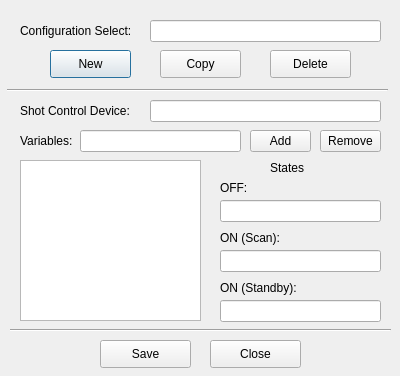
Above: GEECS-Scanner-GUI/geecs_scanner/app/gui/ShotControlEditor.ui from GEECS-BELLA/GEECS-Plugins before the change. Below: the same form after it.
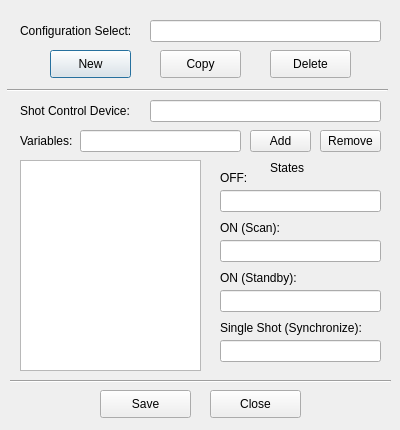
That is the form after the change.

Commit message: Updated the GUI window for timing device

The edit to the form file:
```diff
--- a/GEECS-Scanner-GUI/geecs_scanner/app/gui/ShotControlEditor.ui
+++ b/GEECS-Scanner-GUI/geecs_scanner/app/gui/ShotControlEditor.ui
@@ -7,7 +7,7 @@
     <x>0</x>
     <y>0</y>
     <width>400</width>
-    <height>376</height>
+    <height>430</height>
    </rect>
   </property>
   <property name="windowTitle">
@@ -117,7 +117,7 @@
      <x>20</x>
      <y>160</y>
      <width>181</width>
-     <height>161</height>
+     <height>211</height>
     </rect>
    </property>
   </widget>
@@ -187,8 +187,8 @@
    <property name="geometry">
     <rect>
      <x>220</x>
-     <y>180</y>
-     <width>55</width>
+     <y>170</y>
+     <width>31</width>
      <height>16</height>
     </rect>
    </property>
@@ -200,7 +200,7 @@
    <property name="geometry">
     <rect>
      <x>220</x>
-     <y>200</y>
+     <y>190</y>
      <width>161</width>
      <height>22</height>
     </rect>
@@ -210,7 +210,7 @@
    <property name="geometry">
     <rect>
      <x>220</x>
-     <y>230</y>
+     <y>220</y>
      <width>71</width>
      <height>16</height>
     </rect>
@@ -223,7 +223,7 @@
    <property name="geometry">
     <rect>
      <x>220</x>
-     <y>250</y>
+     <y>240</y>
      <width>161</width>
      <height>22</height>
     </rect>
@@ -233,7 +233,7 @@
    <property name="geometry">
     <rect>
      <x>220</x>
-     <y>280</y>
+     <y>270</y>
      <width>101</width>
      <height>16</height>
     </rect>
@@ -246,7 +246,7 @@
    <property name="geometry">
     <rect>
      <x>220</x>
-     <y>300</y>
+     <y>290</y>
      <width>161</width>
      <height>22</height>
     </rect>
@@ -256,7 +256,7 @@
    <property name="geometry">
     <rect>
      <x>100</x>
-     <y>340</y>
+     <y>390</y>
      <width>91</width>
      <height>28</height>
     </rect>
@@ -269,7 +269,7 @@
    <property name="geometry">
     <rect>
      <x>210</x>
-     <y>340</y>
+     <y>390</y>
      <width>91</width>
      <height>28</height>
     </rect>
@@ -282,13 +282,36 @@
    <property name="geometry">
     <rect>
      <x>10</x>
+     <y>380</y>
+     <width>381</width>
+     <height>3</height>
+    </rect>
+   </property>
+   <property name="orientation">
+    <enum>Qt::Horizontal</enum>
+   </property>
+  </widget>
+  <widget class="QLabel" name="label_8">
+   <property name="geometry">
+    <rect>
+     <x>220</x>
      <y>320</y>
-     <width>381</width>
-     <height>20</height>
+     <width>161</width>
+     <height>16</height>
     </rect>
    </property>
-   <property name="orientation">
-    <enum>Qt::Horizontal</enum>
+   <property name="text">
+    <string>Single Shot (Synchronize):</string>
+   </property>
+  </widget>
+  <widget class="QLineEdit" name="lineSingleShotState">
+   <property name="geometry">
+    <rect>
+     <x>220</x>
+     <y>340</y>
+     <width>161</width>
+     <height>22</height>
+    </rect>
    </property>
   </widget>
  </widget>
```
The commit also changes 1 other file.
